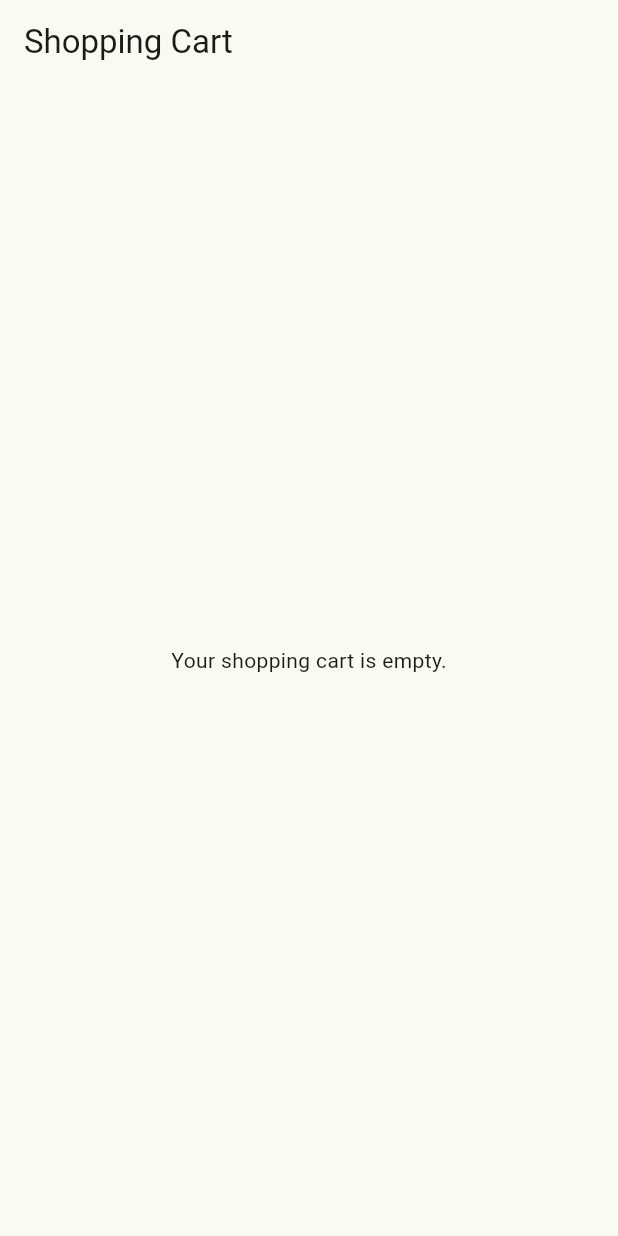
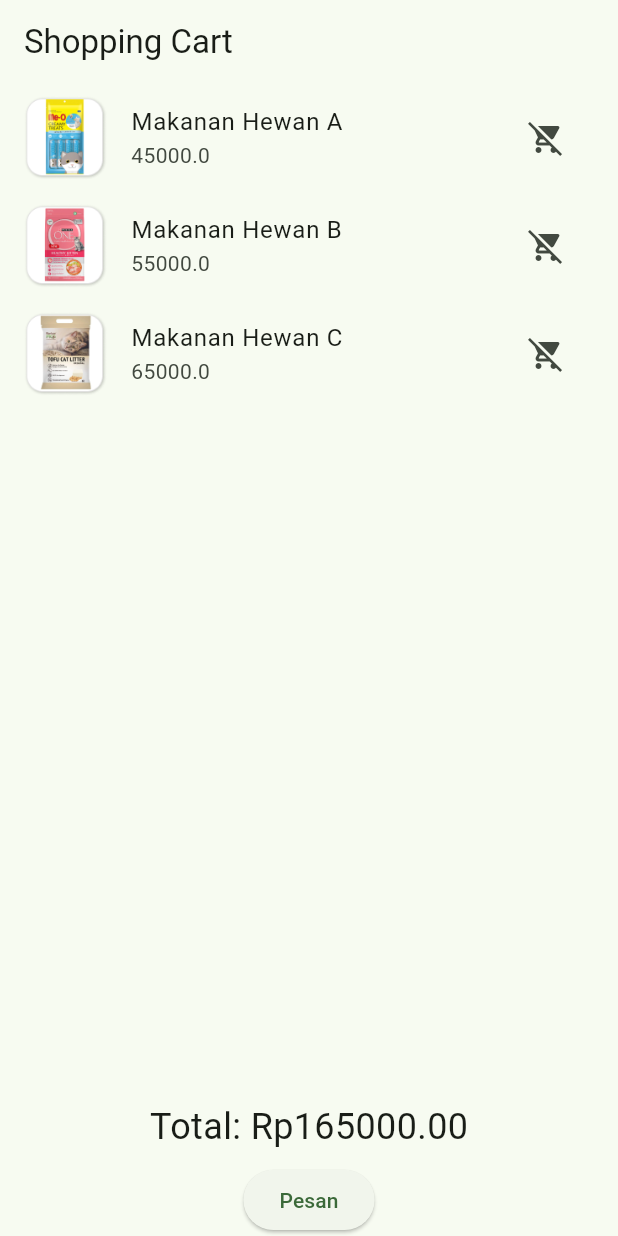
Before and after one commit to fauzanylfd/Test, a Flutter app: the CartPage screen opened directly, on a phone screen of 412 x 824 dp. Run offline on Flutter 3.47's test engine with Material 3 defaults, Android fonts, the light colour scheme and no system bars; our stand-ins replace feather_icons, flutter_svg, google_fonts.

Commit message:
update screen

```diff
--- a/lib/screen/cartPage.dart
+++ b/lib/screen/cartPage.dart
@@ -8,10 +8,15 @@ class CartPage extends StatefulWidget {
 }
 
 class _CartPageState extends State<CartPage> {
-  List <PetFood> _cartItems = [];  // Ubah ini menjadi List<PetFood>
+  List<PetFood> _cartItems = petFoods;
 
   @override
   Widget build(BuildContext context) {
+    double total = 0;
+    _cartItems.forEach((item) {
+      total += item.discountPrice as double;
+    });
+
     return Scaffold(
       appBar: AppBar(
         title: Text('Shopping Cart'),
@@ -21,12 +26,16 @@ class _CartPageState extends State<CartPage> {
           ? Center(
               child: Text('Your shopping cart is empty.'),
             )
-          : ListView.builder(
+          : Column(
+              children: <Widget>[
+                Expanded(
+                  child: ListView.builder(
                     itemCount: _cartItems.length,
                     itemBuilder: (context, index) {
                       return ListTile(
+                        leading: Image.asset(_cartItems[index].image),
                         title: Text(_cartItems[index].name),
-                  subtitle: Text(_cartItems[index].price),  // Hapus .toString()
+                        subtitle: Text(_cartItems[index].discountPrice.toString()),
                         trailing: IconButton(
                           icon: Icon(Icons.remove_shopping_cart),
                           onPressed: () {
@@ -35,6 +44,19 @@ class _CartPageState extends State<CartPage> {
                         ),
                       );
                     },
+                  ),
+                ),
+                Container(
+                  padding: EdgeInsets.all(8.0),
+                  child: Text('Total: Rp' + total.toStringAsFixed(2), style: TextStyle(fontSize: 24)),
+                ),
+                ElevatedButton(
+                  onPressed: () {
+                    // Tambahkan fungsi untuk menangani ketika tombol ditekan
+                  },
+                  child: Text('Pesan'),
+                ),
+              ],
             ),
     );
   }
```
Also changed, not shown: lib/screen/petShop.dart (+15 -35 lines). Lines whose indentation alone changed are shown as unchanged.
